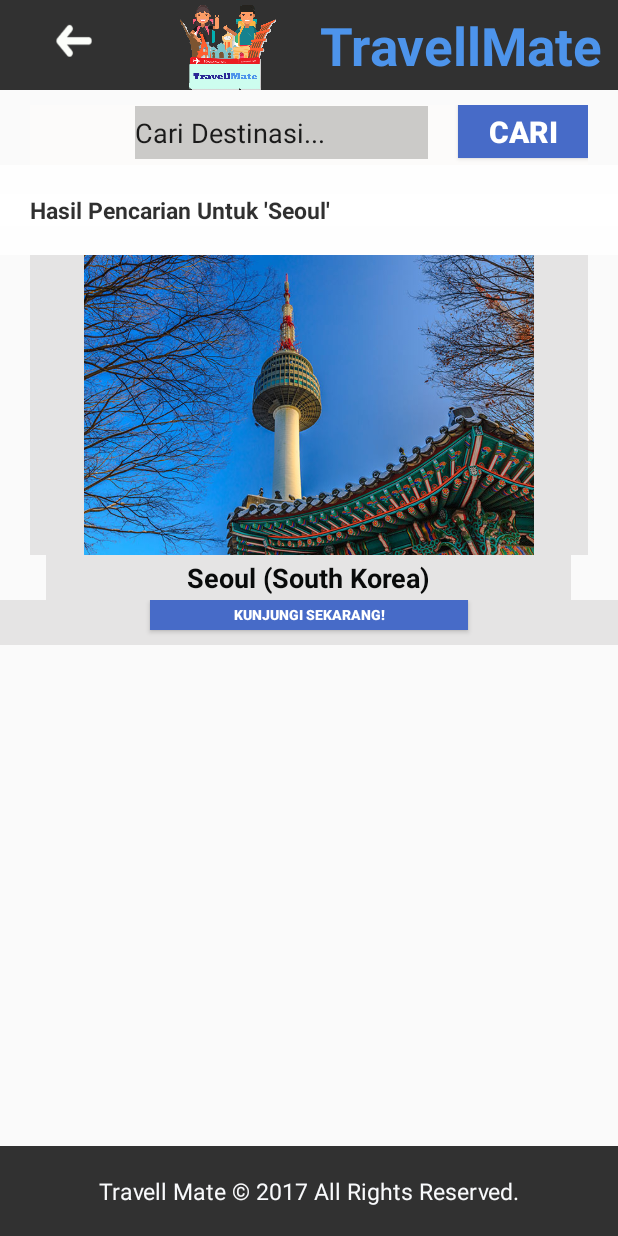
After one commit to Travellmate/Travellmateproject, an Android app: the layout cari_destinasi.xml on its own in the app's theme, with its tools: preview values and no code run, on a phone screen of 412 x 824 dp. The commit adds this screen. Run offline under Robolectric (Android 15) with nearby library versions, the phone set to English and light mode, and no system bars.

Commit message:
Desain Android by Ghina

```diff
--- a/TravellMateApp/app/src/main/AndroidManifest.xml
+++ b/TravellMateApp/app/src/main/AndroidManifest.xml
@@ -2,7 +2,7 @@
 <manifest xmlns:android="http://schemas.android.com/apk/res/android"
     package="id.admintravellmate.travellmateapp">
 
-    <uses-permission android:name="android.permission.INTERNET"/>
+    <uses-permission android:name="android.permission.INTERNET" />
 
     <application
         android:allowBackup="true"
@@ -60,7 +60,7 @@
                 <category android:name="android.intent.category.LAUNCHER" />
             </intent-filter>
         </activity>
-        <activity android:name=".FormKunjungiSeoul">
+        <activity android:name=".FormKunjungiTokyo$FormKunjungiSeoul">
             <intent-filter>
                 <action android:name="android.intent.action.MAIN" />
 
@@ -74,7 +74,6 @@
                 <category android:name="android.intent.category.LAUNCHER" />
             </intent-filter>
         </activity>
-
     </application>
 
 </manifest>
--- a/TravellMateApp/app/src/main/java/id/admintravellmate/travellmateapp/KunjungiSeoul.java
+++ b/TravellMateApp/app/src/main/java/id/admintravellmate/travellmateapp/KunjungiSeoul.java
@@ -37,7 +37,7 @@ public class KunjungiSeoul extends AppCompatActivity {
 
     @OnClick(R.id.buttonKunjungi1)
     public void setButtonKunjungi1() {
-        Intent intent = new Intent(KunjungiSeoul.this, FormKunjungiSeoul.class);
+        Intent intent = new Intent(KunjungiSeoul.this, FormKunjungiTokyo.FormKunjungiSeoul.class);
         startActivity(intent);
         finish();
     }
--- /dev/null
+++ b/TravellMateApp/app/src/main/res/layout/cari_destinasi.xml
@@ -0,0 +1,186 @@
+<?xml version="1.0" encoding="utf-8"?>
+<RelativeLayout xmlns:android="http://schemas.android.com/apk/res/android"
+    xmlns:app="http://schemas.android.com/apk/res-auto"
+    xmlns:tools="http://schemas.android.com/tools"
+    android:layout_width="match_parent"
+    android:layout_height="match_parent"
+    android:orientation="vertical"
+    tools:context="id.admintravellmate.travellmateapp.MainActivity">
+
+    <LinearLayout
+        android:id="@+id/layout1"
+        android:background="#d70d0d0d"
+        android:orientation="horizontal"
+        android:layout_width="match_parent"
+        android:layout_height="60dp"
+        android:gravity="center">
+
+        <ImageView
+            android:id="@+id/imageView1"
+            android:layout_width="10dp"
+            android:layout_height="50dp"
+            android:layout_weight="1"
+            android:gravity="center"
+            app:srcCompat="@drawable/panah" />
+
+        <ImageView
+            android:id="@+id/imageView2"
+            android:layout_width="100dp"
+            android:layout_height="60dp"
+            android:gravity="center"
+            app:srcCompat="@drawable/logo" />
+
+        <TextView
+            android:id="@+id/textView1"
+            android:textSize="35sp"
+            android:textColor="#4d94eb"
+            android:layout_width="210dp"
+            android:layout_height="90dp"
+            android:gravity="center"
+            android:textStyle="normal|bold"
+            android:text="TravellMate" />
+    </LinearLayout>
+
+    <LinearLayout
+        android:id="@+id/layout2"
+        android:layout_width="match_parent"
+        android:layout_below="@+id/layout1"
+        android:layout_height="40dp"
+        android:layout_marginTop="10dp"
+        android:layout_marginLeft="20dp"
+        android:layout_marginRight="20dp"
+        android:background="#d7fdfcfb"
+        android:gravity="top"
+        android:orientation="horizontal">
+
+        <AutoCompleteTextView
+            android:id="@+id/autoCompleteTextView2"
+            android:layout_width="290dp"
+            android:layout_height="35dp"
+            android:layout_marginLeft="70dp"
+            android:layout_weight="1"
+            android:background="#b7b9b7b5"
+            android:labelFor="@+id/autoCompleteTextView2"
+            android:text="Cari Destinasi..." />
+
+        <Button
+            android:id="@+id/buttonCari"
+            android:layout_width="182dp"
+            android:layout_height="35dp"
+            android:layout_marginLeft="20dp"
+            android:layout_weight="1"
+            android:background="#476bc8"
+            android:text="Cari"
+            android:textColor="@android:color/white"
+            android:textSize="20sp"
+            android:textStyle="normal|bold" />
+    </LinearLayout>
+
+    <LinearLayout
+        android:id="@+id/layout3"
+        android:layout_below="@+id/layout2"
+        android:background="#d7ffffff"
+        android:orientation="vertical"
+        android:layout_width="match_parent"
+        android:layout_height="60dp"
+        android:gravity="center">
+
+        <TextView
+            android:id="@+id/textView"
+            android:layout_width="match_parent"
+            android:layout_height="wrap_content"
+            android:background="#d7ffffff"
+            android:paddingLeft="20dp"
+            android:text="Hasil Pencarian Untuk 'Seoul'"
+            android:textColor="#d70a0a0a"
+            android:textSize="15sp"
+            android:textStyle="bold"/>
+    </LinearLayout>
+
+    <LinearLayout
+        android:id="@+id/layout4"
+        android:layout_below="@+id/layout3"
+        android:layout_width="match_parent"
+        android:layout_height="200dp"
+        android:layout_marginLeft="20dp"
+        android:layout_marginRight="20dp"
+        android:background="#d7e2e1e1"
+        android:gravity="top"
+        android:orientation="horizontal">
+
+        <ImageView
+            android:id="@+id/imageView4"
+            android:layout_width="200dp"
+            android:layout_height="200dp"
+            android:layout_weight="1"
+            android:gravity="center"
+            app:srcCompat="@drawable/seoul" />
+
+    </LinearLayout>
+
+    <LinearLayout
+        android:id="@+id/layout5"
+        android:layout_width="350dp"
+        android:layout_height="30dp"
+        android:layout_below="@+id/layout4"
+        android:layout_centerHorizontal="true"
+        android:background="#d7e2e1e1"
+        android:gravity="center"
+        android:orientation="horizontal">
+
+        <TextView
+            android:id="@+id/textView3"
+            android:layout_width="210dp"
+            android:layout_height="50dp"
+            android:gravity="center"
+            android:text="Seoul (South Korea)"
+            android:textAlignment="center"
+            android:textColor="#090a0a"
+            android:textSize="18sp"
+            android:textStyle="normal|bold" />
+    </LinearLayout>
+
+    <LinearLayout
+        android:id="@+id/layout6"
+        android:layout_width="match_parent"
+        android:layout_height="30dp"
+        android:layout_alignParentStart="true"
+        android:layout_below="@+id/layout5"
+        android:background="#d7e2e1e1"
+        android:gravity="top"
+        android:orientation="horizontal">
+
+        <Button
+            android:id="@+id/buttonKunjungi2"
+            android:layout_width="182dp"
+            android:layout_height="20dp"
+            android:layout_marginLeft="100dp"
+            android:layout_marginRight="100dp"
+            android:layout_weight="1"
+            android:background="#476bc8"
+            android:text="Kunjungi Sekarang!"
+            android:textColor="@android:color/white"
+            android:textSize="9sp"
+            android:textStyle="normal|bold" />
+    </LinearLayout>
+
+    <LinearLayout
+        android:id="@+id/layout7"
+        android:layout_width="match_parent"
+        android:layout_height="60dp"
+        android:layout_alignParentBottom="true"
+        android:layout_alignParentStart="true"
+        android:background="#d70d0d0d"
+        android:gravity="center"
+        android:orientation="horizontal">
+
+        <TextView
+            android:id="@+id/textView5"
+            android:layout_width="300dp"
+            android:layout_height="90dp"
+            android:gravity="center"
+            android:text="Travell Mate © 2017 All Rights Reserved."
+            android:textColor="#f9fafc"
+            android:textSize="15sp" />
+    </LinearLayout>
+</RelativeLayout>
--- /dev/null
+++ b/TravellMateApp/app/src/main/res/values/dimens.xml
@@ -0,0 +1,3 @@
+<resources>
+    <dimen name="fab_margin">16dp</dimen>
+</resources>
--- a/TravellMateApp/app/src/main/res/values/strings.xml
+++ b/TravellMateApp/app/src/main/res/values/strings.xml
@@ -1,3 +1,4 @@
 <resources>
     <string name="app_name">Travell Mate App</string>
+    <string name="title_activity_login">login</string>
 </resources>
```
Also changed, not shown: TravellMateApp/app/src/main/java/id/admintravellmate/travellmateapp/FormKunjungiSeoul.java (deleted, +0 -43 lines), TravellMateApp/app/src/main/java/id/admintravellmate/travellmateapp/FormKunjungiTokyo.java (+33 -0 lines), TravellMateApp/app/src/main/res/layout/beranda.xml (added, +152 -0 lines), TravellMateApp/app/src/main/res/layout/temukanteman_grup.xml (added, +140 -0 lines), TravellMateApp/app/src/main/res/values/styles.xml (+9 -0 lines).
